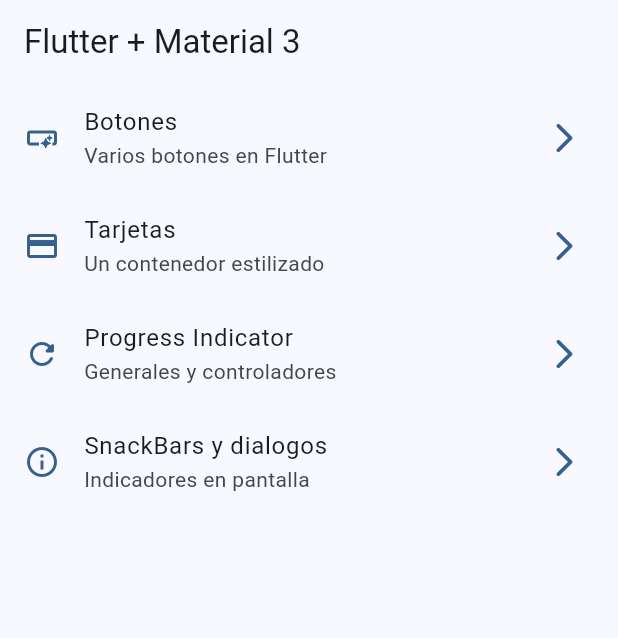
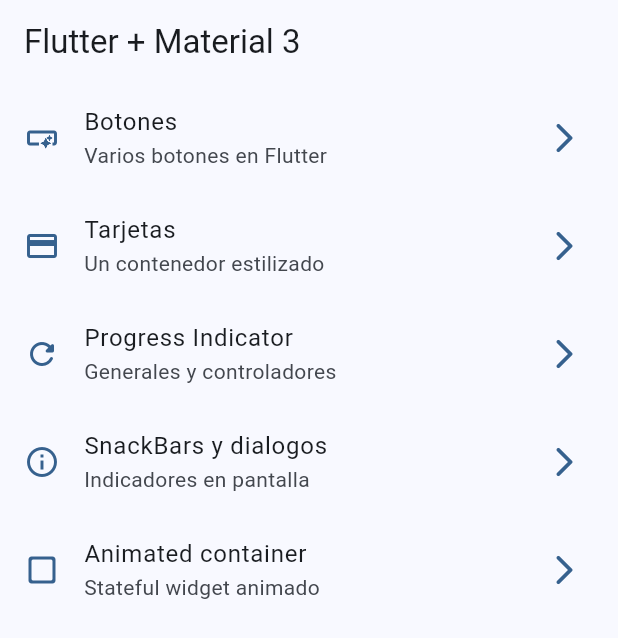
Before and after one commit to TITANRAH/flutter_curso_FH_widgets_app, a Flutter app: the screen it shows after launch, on a phone screen of 412 x 824 dp. Shown: the top 638 px of the screen. Run offline on Flutter 3.47's test engine with Material 2 defaults, Android fonts, the phone set to English and light mode, and no system bars; our stand-ins replace go_router.

Commit message:
animated terminado

```diff
--- a/lib/config/menu/menu_items.dart
+++ b/lib/config/menu/menu_items.dart
@@ -40,4 +40,10 @@ const appMenuItems = <MenuItem>[
     link: '/snackbars',
     icon: Icons.info_outline,
   ),
+    MenuItem(
+    title: 'Animated container',
+    subTitle: 'Stateful widget animado',
+    link: '/animated',
+    icon: Icons.check_box_outline_blank_rounded,
+  ),
 ];
--- a/lib/config/router/app_router.dart
+++ b/lib/config/router/app_router.dart
@@ -31,5 +31,10 @@ final appRouter = GoRouter(
       name:SnackbarScreen.name,
       builder: (context, state) => const SnackbarScreen(),
     ),
+      GoRoute(
+      path: '/animated',
+      name:AnimatedScreen.name,
+      builder: (context, state) => const AnimatedScreen(),
+    ),
   ],
 );
```
Also changed, not shown: lib/presentation/screens/animated/animated_screen.dart (+50 -4 lines).
